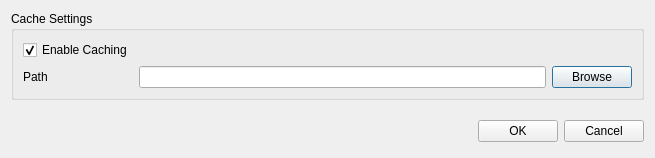
Above: src/Applications/DesktopViewer/ui/AppSettingsDialog.ui from KrisLee/godzi-desktop before the change. Below: the same form after it.
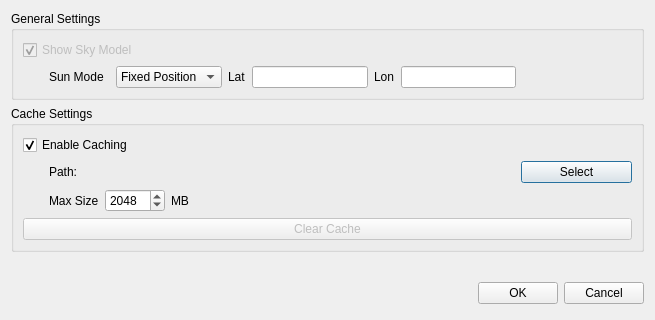
That is the form after the change. Icons and pictures are not drawn.

Commit message: Saving progress, not 100%. Added beginnings of SkyNode settings. Added GodziApp class for app-specific functionality. Switched caching back to Sqlite3.

```diff
--- a/src/Applications/DesktopViewer/ui/AppSettingsDialog.ui
+++ b/src/Applications/DesktopViewer/ui/AppSettingsDialog.ui
@@ -7,7 +7,7 @@
     <x>0</x>
     <y>0</y>
     <width>655</width>
-    <height>158</height>
+    <height>302</height>
    </rect>
   </property>
   <property name="windowTitle">
@@ -18,20 +18,171 @@
     <normaloff>:/resources/images/tools.png</normaloff>:/resources/images/tools.png</iconset>
   </property>
   <layout class="QVBoxLayout" name="verticalLayout">
+   <item>
+    <widget class="QGroupBox" name="generalGroupBox">
+     <property name="enabled">
+      <bool>true</bool>
+     </property>
+     <property name="title">
+      <string>General Settings</string>
+     </property>
+     <layout class="QGridLayout" name="gridLayout_2">
+      <item row="1" column="3">
+       <widget class="QComboBox" name="sunComboBox">
+        <property name="enabled">
+         <bool>true</bool>
+        </property>
+        <property name="sizePolicy">
+         <sizepolicy hsizetype="Preferred" vsizetype="Fixed">
+          <horstretch>0</horstretch>
+          <verstretch>0</verstretch>
+         </sizepolicy>
+        </property>
+        <property name="minimumSize">
+         <size>
+          <width>100</width>
+          <height>0</height>
+         </size>
+        </property>
+        <property name="currentIndex">
+         <number>0</number>
+        </property>
+        <item>
+         <property name="text">
+          <string>Fixed Position</string>
+         </property>
+        </item>
+       </widget>
+      </item>
+      <item row="1" column="0">
+       <spacer name="horizontalSpacer">
+        <property name="orientation">
+         <enum>Qt::Horizontal</enum>
+        </property>
+        <property name="sizeType">
+         <enum>QSizePolicy::Fixed</enum>
+        </property>
+        <property name="sizeHint" stdset="0">
+         <size>
+          <width>20</width>
+          <height>20</height>
+         </size>
+        </property>
+       </spacer>
+      </item>
+      <item row="0" column="0" colspan="4">
+       <widget class="QCheckBox" name="skyModelCheckBox">
+        <property name="enabled">
+         <bool>false</bool>
+        </property>
+        <property name="text">
+         <string>Show Sky Model</string>
+        </property>
+        <property name="checked">
+         <bool>true</bool>
+        </property>
+       </widget>
+      </item>
+      <item row="1" column="1">
+       <widget class="QLabel" name="sunLabel">
+        <property name="text">
+         <string>Sun Mode</string>
+        </property>
+       </widget>
+      </item>
+      <item row="1" column="8">
+       <spacer name="horizontalSpacer_2">
+        <property name="orientation">
+         <enum>Qt::Horizontal</enum>
+        </property>
+        <property name="sizeHint" stdset="0">
+         <size>
+          <width>40</width>
+          <height>20</height>
+         </size>
+        </property>
+       </spacer>
+      </item>
+      <item row="1" column="4">
+       <widget class="QLabel" name="sunLatLabel">
+        <property name="enabled">
+         <bool>true</bool>
+        </property>
+        <property name="text">
+         <string>Lat</string>
+        </property>
+       </widget>
+      </item>
+      <item row="1" column="6">
+       <widget class="QLabel" name="sunLonLabel">
+        <property name="enabled">
+         <bool>true</bool>
+        </property>
+        <property name="text">
+         <string>Lon</string>
+        </property>
+       </widget>
+      </item>
+      <item row="1" column="5">
+       <widget class="QLineEdit" name="sunLatBox">
+        <property name="enabled">
+         <bool>true</bool>
+        </property>
+       </widget>
+      </item>
+      <item row="1" column="7">
+       <widget class="QLineEdit" name="sunLonBox">
+        <property name="enabled">
+         <bool>true</bool>
+        </property>
+       </widget>
+      </item>
+     </layout>
+    </widget>
+   </item>
    <item>
     <widget class="QGroupBox" name="cacheGroupBox">
      <property name="title">
       <string>Cache Settings</string>
      </property>
      <layout class="QGridLayout" name="gridLayout">
-      <item row="1" column="0">
-       <widget class="QLabel" name="cachePathLabel">
+      <item row="2" column="1">
+       <widget class="QLabel" name="cachePathLabelLabel">
+        <property name="sizePolicy">
+         <sizepolicy hsizetype="Fixed" vsizetype="Preferred">
+          <horstretch>0</horstretch>
+          <verstretch>0</verstretch>
+         </sizepolicy>
+        </property>
         <property name="text">
-         <string>Path</string>
+         <string>Path:</string>
         </property>
        </widget>
       </item>
-      <item row="0" column="0">
+      <item row="2" column="6">
+       <widget class="QPushButton" name="cacheBrowseButton">
+        <property name="text">
+         <string>Select</string>
+        </property>
+       </widget>
+      </item>
+      <item row="2" column="0">
+       <spacer name="horizontalSpacer_3">
+        <property name="orientation">
+         <enum>Qt::Horizontal</enum>
+        </property>
+        <property name="sizeType">
+         <enum>QSizePolicy::Fixed</enum>
+        </property>
+        <property name="sizeHint" stdset="0">
+         <size>
+          <width>20</width>
+          <height>20</height>
+         </size>
+        </property>
+       </spacer>
+      </item>
+      <item row="0" column="0" colspan="6">
        <widget class="QCheckBox" name="cacheEnabledCheckBox">
         <property name="text">
          <string>Enable Caching</string>
@@ -41,13 +192,65 @@
         </property>
        </widget>
       </item>
-      <item row="1" column="1">
-       <widget class="QLineEdit" name="cachePathLineEdit"/>
+      <item row="7" column="0" colspan="7">
+       <widget class="QPushButton" name="clearCacheButton">
+        <property name="enabled">
+         <bool>false</bool>
+        </property>
+        <property name="text">
+         <string>Clear Cache</string>
+        </property>
+       </widget>
       </item>
-      <item row="1" column="2">
-       <widget class="QPushButton" name="cacheBrowseButton">
+      <item row="3" column="1">
+       <widget class="QLabel" name="cacheMaxLabel">
         <property name="text">
-         <string>Browse</string>
+         <string>Max Size</string>
+        </property>
+       </widget>
+      </item>
+      <item row="3" column="2">
+       <widget class="QSpinBox" name="cacheMaxSpinBox">
+        <property name="sizePolicy">
+         <sizepolicy hsizetype="Fixed" vsizetype="Fixed">
+          <horstretch>0</horstretch>
+          <verstretch>0</verstretch>
+         </sizepolicy>
+        </property>
+        <property name="minimumSize">
+         <size>
+          <width>60</width>
+          <height>0</height>
+         </size>
+        </property>
+        <property name="minimum">
+         <number>20</number>
+        </property>
+        <property name="maximum">
+         <number>4096</number>
+        </property>
+        <property name="value">
+         <number>2048</number>
+        </property>
+       </widget>
+      </item>
+      <item row="2" column="2" colspan="4">
+       <widget class="QLabel" name="cachePathLabel">
+        <property name="sizePolicy">
+         <sizepolicy hsizetype="MinimumExpanding" vsizetype="Preferred">
+          <horstretch>0</horstretch>
+          <verstretch>0</verstretch>
+         </sizepolicy>
+        </property>
+        <property name="text">
+         <string/>
+        </property>
+       </widget>
+      </item>
+      <item row="3" column="3">
+       <widget class="QLabel" name="cacheMbLabel">
+        <property name="text">
+         <string>MB</string>
         </property>
        </widget>
       </item>
@@ -67,6 +270,13 @@
      </property>
     </spacer>
    </item>
+   <item>
+    <widget class="QLabel" name="messageLabel">
+     <property name="text">
+      <string/>
+     </property>
+    </widget>
+   </item>
    <item>
     <layout class="QHBoxLayout">
      <property name="spacing">
```
Left out of the diff: 34 changed lines with no effect on the pictures. The commit also changes 9 other files.
